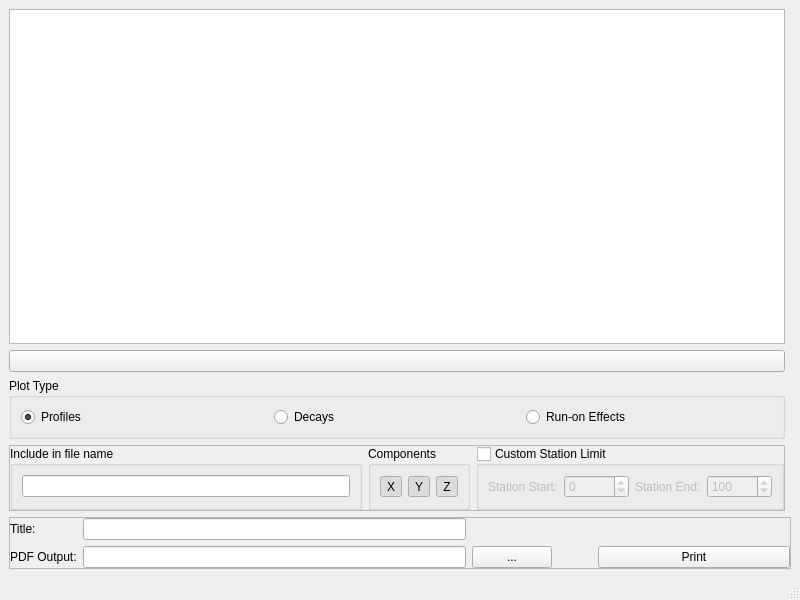
First picture: the form in src/ui/test_runner.ui, repository Crone-Geophysics/IRAP_Modelling, before the edit.
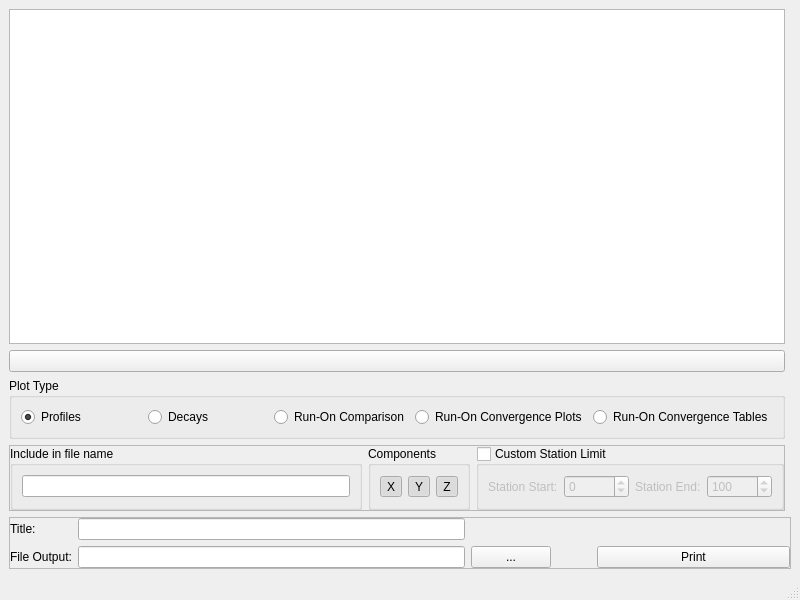
Second picture: the form after the edit. Icons and pictures are not drawn.

Commit message: Code re-structure.

What changed in the file:
```diff
--- a/src/ui/test_runner.ui
+++ b/src/ui/test_runner.ui
@@ -222,7 +222,7 @@
           </sizepolicy>
          </property>
          <property name="text">
-          <string>PDF Output:</string>
+          <string>File Output:</string>
          </property>
         </widget>
        </item>
@@ -294,7 +294,21 @@
        <item>
         <widget class="QRadioButton" name="plot_run_on_rbtn">
          <property name="text">
-          <string>Run-on Effects</string>
+          <string>Run-On Comparison</string>
+         </property>
+        </widget>
+       </item>
+       <item>
+        <widget class="QRadioButton" name="plot_half_cycles_rbtn">
+         <property name="text">
+          <string>Run-On Convergence Plots</string>
+         </property>
+        </widget>
+       </item>
+       <item>
+        <widget class="QRadioButton" name="table_half_cycles_rbtn">
+         <property name="text">
+          <string>Run-On Convergence Tables</string>
          </property>
         </widget>
        </item>
```
Left out of the diff: 4 changed lines with no effect on the pictures. The commit also changes 2 other files.
